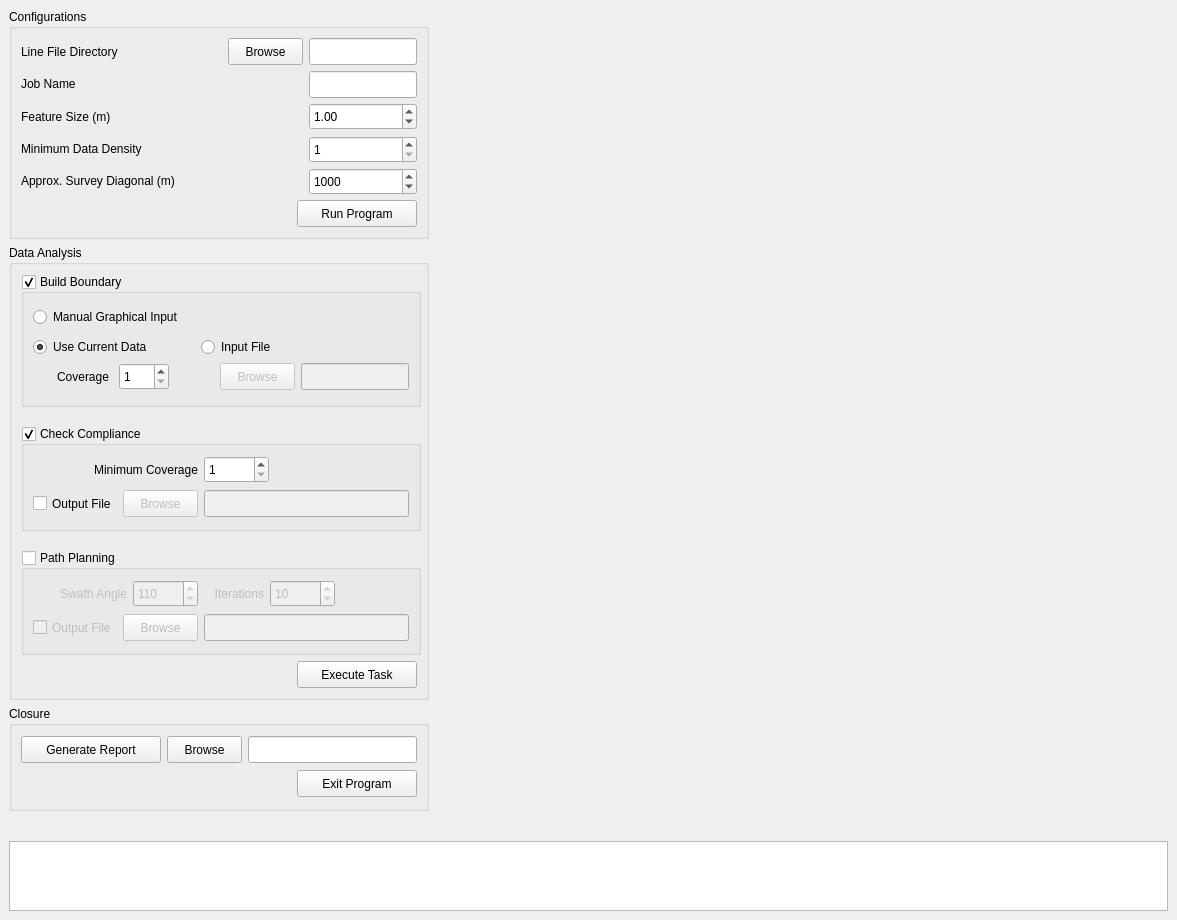
The window that main_window.ui (xanxustyle/bathy_coverage_test) describes before a commit, drawn with Qt 5.
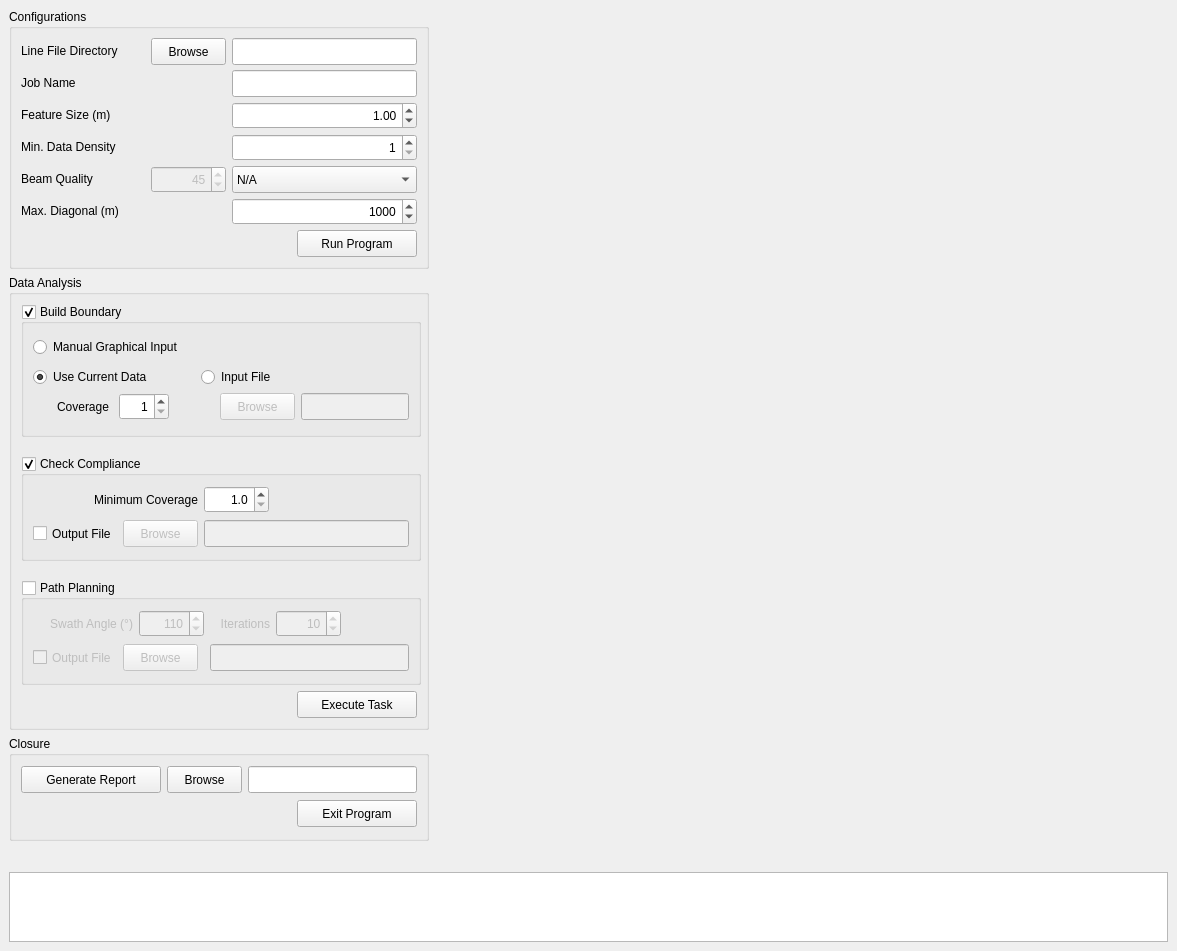
The same window after the commit.

Commit message: Added beam quality checker

Patch:
```diff
--- a/main_window.ui
+++ b/main_window.ui
@@ -7,13 +7,13 @@
     <x>0</x>
     <y>0</y>
     <width>1177</width>
-    <height>920</height>
+    <height>951</height>
    </rect>
   </property>
   <property name="minimumSize">
    <size>
     <width>0</width>
-    <height>920</height>
+    <height>950</height>
    </size>
   </property>
   <property name="windowTitle">
@@ -123,13 +123,13 @@
         <property name="minimumSize">
          <size>
           <width>420</width>
-          <height>230</height>
+          <height>260</height>
          </size>
         </property>
         <property name="maximumSize">
          <size>
           <width>420</width>
-          <height>230</height>
+          <height>260</height>
          </size>
         </property>
         <property name="title">
@@ -138,72 +138,17 @@
         <layout class="QGridLayout" name="gridLayout_2">
          <item row="0" column="0" colspan="2">
           <layout class="QGridLayout" name="gridLayout">
+           <item row="4" column="0">
+            <widget class="QLabel" name="label_10">
+             <property name="text">
+              <string>Beam Quality</string>
+             </property>
+            </widget>
+           </item>
            <item row="0" column="0">
             <widget class="QLabel" name="label">
              <property name="text">
-              <string>Line File Directory</string>
-             </property>
-            </widget>
-           </item>
-           <item row="3" column="0" colspan="3">
-            <widget class="QLabel" name="label_8">
-             <property name="text">
-              <string>Minimum Data Density</string>
-             </property>
-            </widget>
-           </item>
-           <item row="0" column="2">
-            <widget class="QPushButton" name="inputDirBrowseButton">
-             <property name="minimumSize">
-              <size>
-               <width>75</width>
-               <height>27</height>
-              </size>
-             </property>
-             <property name="maximumSize">
-              <size>
-               <width>75</width>
-               <height>27</height>
-              </size>
-             </property>
-             <property name="text">
-              <string>Browse</string>
-             </property>
-            </widget>
-           </item>
-           <item row="0" column="1">
-            <spacer name="horizontalSpacer">
-             <property name="orientation">
-              <enum>Qt::Horizontal</enum>
-             </property>
-             <property name="sizeHint" stdset="0">
-              <size>
-               <width>13</width>
-               <height>18</height>
-              </size>
-             </property>
-            </spacer>
-           </item>
-           <item row="1" column="3">
-            <widget class="QLineEdit" name="inputName">
-             <property name="minimumSize">
-              <size>
-               <width>0</width>
-               <height>27</height>
-              </size>
-             </property>
-             <property name="maximumSize">
-              <size>
-               <width>16777215</width>
-               <height>27</height>
-              </size>
-             </property>
-            </widget>
-           </item>
-           <item row="1" column="0">
-            <widget class="QLabel" name="label_2">
-             <property name="text">
-              <string>Job Name</string>
+              <string>Line File Directory        </string>
              </property>
             </widget>
            </item>
@@ -214,36 +159,24 @@
              </property>
             </widget>
            </item>
-           <item row="0" column="3">
-            <widget class="QLineEdit" name="inputDir">
-             <property name="minimumSize">
-              <size>
-               <width>0</width>
-               <height>27</height>
-              </size>
-             </property>
-             <property name="maximumSize">
-              <size>
-               <width>16777215</width>
-               <height>27</height>
-              </size>
-             </property>
-             <property name="placeholderText">
-              <string/>
-             </property>
-            </widget>
-           </item>
-           <item row="4" column="0" colspan="3">
+           <item row="5" column="0">
             <widget class="QLabel" name="label_7">
              <property name="toolTip">
               <string/>
              </property>
              <property name="text">
-              <string>Approx. Survey Diagonal (m)</string>
+              <string>Max. Diagonal (m)</string>
              </property>
             </widget>
            </item>
-           <item row="2" column="3">
+           <item row="1" column="0">
+            <widget class="QLabel" name="label_2">
+             <property name="text">
+              <string>Job Name</string>
+             </property>
+            </widget>
+           </item>
+           <item row="2" column="2">
             <widget class="QDoubleSpinBox" name="inputFeature">
              <property name="minimumSize">
               <size>
@@ -257,6 +190,9 @@
                <height>27</height>
               </size>
              </property>
+             <property name="alignment">
+              <set>Qt::AlignRight|Qt::AlignTrailing|Qt::AlignVCenter</set>
+             </property>
              <property name="minimum">
               <double>0.100000000000000</double>
              </property>
@@ -271,8 +207,11 @@
              </property>
             </widget>
            </item>
-           <item row="3" column="3">
-            <widget class="QSpinBox" name="inputDensity">
+           <item row="4" column="1">
+            <widget class="QSpinBox" name="inputBeamDeg">
+             <property name="enabled">
+              <bool>false</bool>
+             </property>
              <property name="minimumSize">
               <size>
                <width>0</width>
@@ -285,15 +224,24 @@
                <height>27</height>
               </size>
              </property>
-             <property name="minimum">
-              <number>1</number>
+             <property name="toolTip">
+              <string>&lt;html&gt;&lt;head/&gt;&lt;body&gt;&lt;p&gt;Max Beam Angle of Good Data&lt;/p&gt;&lt;/body&gt;&lt;/html&gt;</string>
+             </property>
+             <property name="alignment">
+              <set>Qt::AlignRight|Qt::AlignTrailing|Qt::AlignVCenter</set>
              </property>
              <property name="maximum">
-              <number>1000</number>
+              <number>120</number>
+             </property>
+             <property name="singleStep">
+              <number>5</number>
+             </property>
+             <property name="value">
+              <number>45</number>
              </property>
             </widget>
            </item>
-           <item row="4" column="3">
+           <item row="5" column="2">
             <widget class="QSpinBox" name="inputDiag">
              <property name="minimumSize">
               <size>
@@ -307,6 +255,12 @@
                <height>27</height>
               </size>
              </property>
+             <property name="toolTip">
+              <string>&lt;html&gt;&lt;head/&gt;&lt;body&gt;&lt;p&gt;Approximated Max Diagonal Size of Survey Area&lt;/p&gt;&lt;/body&gt;&lt;/html&gt;</string>
+             </property>
+             <property name="alignment">
+              <set>Qt::AlignRight|Qt::AlignTrailing|Qt::AlignVCenter</set>
+             </property>
              <property name="minimum">
               <number>500</number>
              </property>
@@ -321,6 +275,129 @@
              </property>
             </widget>
            </item>
+           <item row="0" column="1" alignment="Qt::AlignRight">
+            <widget class="QPushButton" name="inputDirBrowseButton">
+             <property name="minimumSize">
+              <size>
+               <width>75</width>
+               <height>27</height>
+              </size>
+             </property>
+             <property name="maximumSize">
+              <size>
+               <width>75</width>
+               <height>27</height>
+              </size>
+             </property>
+             <property name="text">
+              <string>Browse</string>
+             </property>
+            </widget>
+           </item>
+           <item row="0" column="2">
+            <widget class="QLineEdit" name="inputDir">
+             <property name="minimumSize">
+              <size>
+               <width>0</width>
+               <height>27</height>
+              </size>
+             </property>
+             <property name="maximumSize">
+              <size>
+               <width>16777215</width>
+               <height>27</height>
+              </size>
+             </property>
+             <property name="placeholderText">
+              <string/>
+             </property>
+            </widget>
+           </item>
+           <item row="4" column="2">
+            <widget class="QComboBox" name="beamBox">
+             <property name="sizePolicy">
+              <sizepolicy hsizetype="Minimum" vsizetype="Fixed">
+               <horstretch>0</horstretch>
+               <verstretch>0</verstretch>
+              </sizepolicy>
+             </property>
+             <property name="minimumSize">
+              <size>
+               <width>125</width>
+               <height>27</height>
+              </size>
+             </property>
+             <property name="maximumSize">
+              <size>
+               <width>16777215</width>
+               <height>27</height>
+              </size>
+             </property>
+             <item>
+              <property name="text">
+               <string>N/A</string>
+              </property>
+             </item>
+             <item>
+              <property name="text">
+               <string>Status-based</string>
+              </property>
+             </item>
+             <item>
+              <property name="text">
+               <string>Angle-based (°)</string>
+              </property>
+             </item>
+            </widget>
+           </item>
+           <item row="1" column="2">
+            <widget class="QLineEdit" name="inputName">
+             <property name="minimumSize">
+              <size>
+               <width>0</width>
+               <height>27</height>
+              </size>
+             </property>
+             <property name="maximumSize">
+              <size>
+               <width>16777215</width>
+               <height>27</height>
+              </size>
+             </property>
+            </widget>
+           </item>
+           <item row="3" column="2">
+            <widget class="QSpinBox" name="inputDensity">
+             <property name="minimumSize">
+              <size>
+               <width>0</width>
+               <height>27</height>
+              </size>
+             </property>
+             <property name="maximumSize">
+              <size>
+               <width>16777215</width>
+               <height>27</height>
+              </size>
+             </property>
+             <property name="alignment">
+              <set>Qt::AlignRight|Qt::AlignTrailing|Qt::AlignVCenter</set>
+             </property>
+             <property name="minimum">
+              <number>1</number>
+             </property>
+             <property name="maximum">
+              <number>1000</number>
+             </property>
+            </widget>
+           </item>
+           <item row="3" column="0">
+            <widget class="QLabel" name="label_8">
+             <property name="text">
+              <string>Min. Data Density</string>
+             </property>
+            </widget>
+           </item>
           </layout>
          </item>
          <item row="1" column="0">
@@ -517,7 +594,7 @@
                  </size>
                 </property>
                 <property name="text">
-                 <string>     Swath Angle</string>
+                 <string>     Swath Angle (°)</string>
                 </property>
                 <property name="alignment">
                  <set>Qt::AlignRight|Qt::AlignTrailing|Qt::AlignVCenter</set>
@@ -538,6 +615,9 @@
                   <height>27</height>
                  </size>
                 </property>
+                <property name="alignment">
+                 <set>Qt::AlignRight|Qt::AlignTrailing|Qt::AlignVCenter</set>
+                </property>
                 <property name="minimum">
                  <number>30</number>
                 </property>
@@ -633,6 +713,9 @@
                   <height>27</height>
                  </size>
                 </property>
+                <property name="alignment">
+                 <set>Qt::AlignRight|Qt::AlignTrailing|Qt::AlignVCenter</set>
+                </property>
                 <property name="minimum">
                  <number>5</number>
                 </property>
@@ -852,6 +935,9 @@
                 <property name="toolTip">
                  <string>Minimum Coverage for Building Boundary</string>
                 </property>
+                <property name="alignment">
+                 <set>Qt::AlignRight|Qt::AlignTrailing|Qt::AlignVCenter</set>
+                </property>
                 <property name="minimum">
                  <number>1</number>
                 </property>
@@ -984,25 +1070,6 @@
             </item>
             <item>
              <layout class="QGridLayout" name="gridLayout_8">
-              <item row="0" column="0">
-               <widget class="QSpinBox" name="inputCoverage">
-                <property name="minimumSize">
-                 <size>
-                  <width>65</width>
-                  <height>27</height>
-                 </size>
-                </property>
-                <property name="maximumSize">
-                 <size>
-                  <width>65</width>
-                  <height>27</height>
-                 </size>
-                </property>
-                <property name="minimum">
-                 <number>1</number>
-                </property>
-               </widget>
-              </item>
               <item row="0" column="1">
                <spacer name="horizontalSpacer_6">
                 <property name="orientation">
@@ -1035,6 +1102,37 @@
                 </property>
                </widget>
               </item>
+              <item row="0" column="0">
+               <widget class="QDoubleSpinBox" name="inputCoverage">
+                <property name="minimumSize">
+                 <size>
+                  <width>65</width>
+                  <height>27</height>
+                 </size>
+                </property>
+                <property name="maximumSize">
+                 <size>
+                  <width>65</width>
+                  <height>27</height>
+                 </size>
+                </property>
+                <property name="alignment">
+                 <set>Qt::AlignRight|Qt::AlignTrailing|Qt::AlignVCenter</set>
+                </property>
+                <property name="decimals">
+                 <number>1</number>
+                </property>
+                <property name="minimum">
+                 <double>1.000000000000000</double>
+                </property>
+                <property name="maximum">
+                 <double>99.000000000000000</double>
+                </property>
+                <property name="singleStep">
+                 <double>0.500000000000000</double>
+                </property>
+               </widget>
+              </item>
              </layout>
             </item>
            </layout>
```
Left out of the diff: 224 changed lines with no effect on the pictures. The commit also changes 2 other files.
